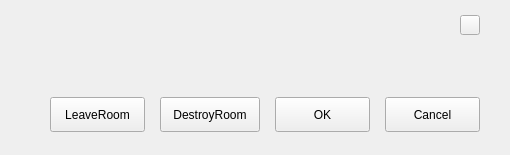
Tencent-RTC/TUIRoomKit, file Windows-Mac/Common/Form/TXMessageBox.ui: the form before one commit.
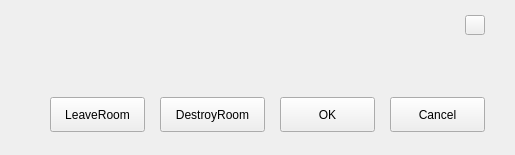
The form after the commit.

The edit to the form file:
```diff
--- a/Windows-Mac/Common/Form/TXMessageBox.ui
+++ b/Windows-Mac/Common/Form/TXMessageBox.ui
@@ -6,7 +6,7 @@
    <rect>
     <x>0</x>
     <y>0</y>
-    <width>510</width>
+    <width>515</width>
     <height>155</height>
    </rect>
   </property>
@@ -255,13 +255,13 @@
            </property>
            <property name="minimumSize">
             <size>
-             <width>100</width>
+             <width>105</width>
              <height>35</height>
             </size>
            </property>
            <property name="maximumSize">
             <size>
-             <width>100</width>
+             <width>105</width>
              <height>35</height>
             </size>
            </property>
```
